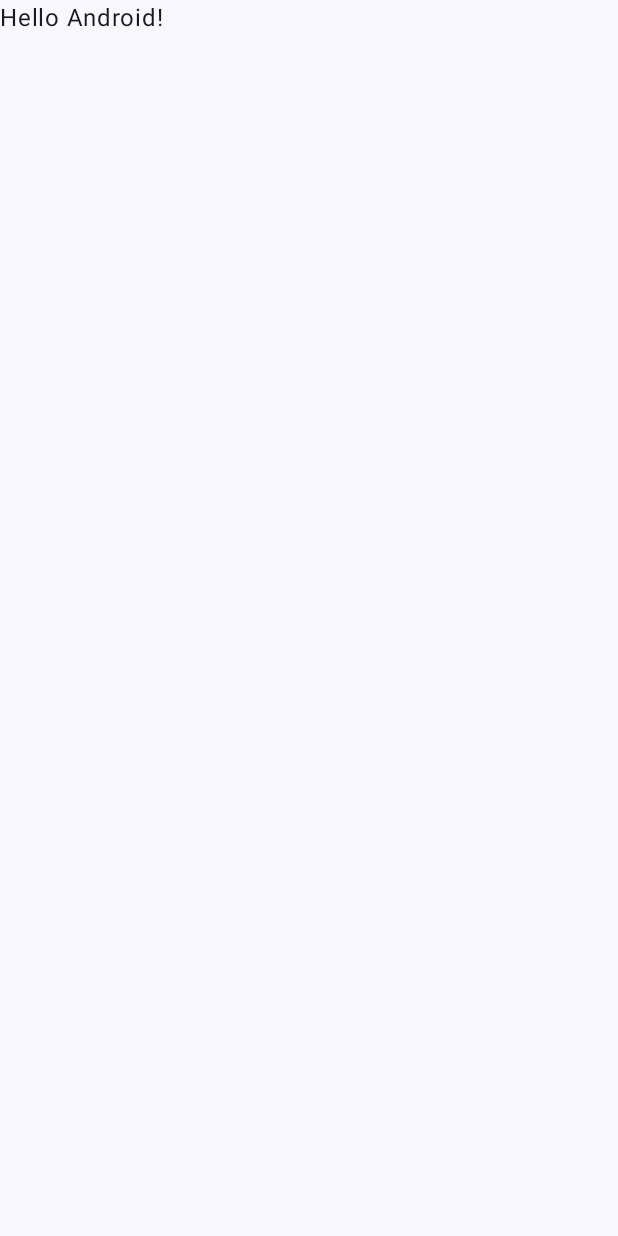
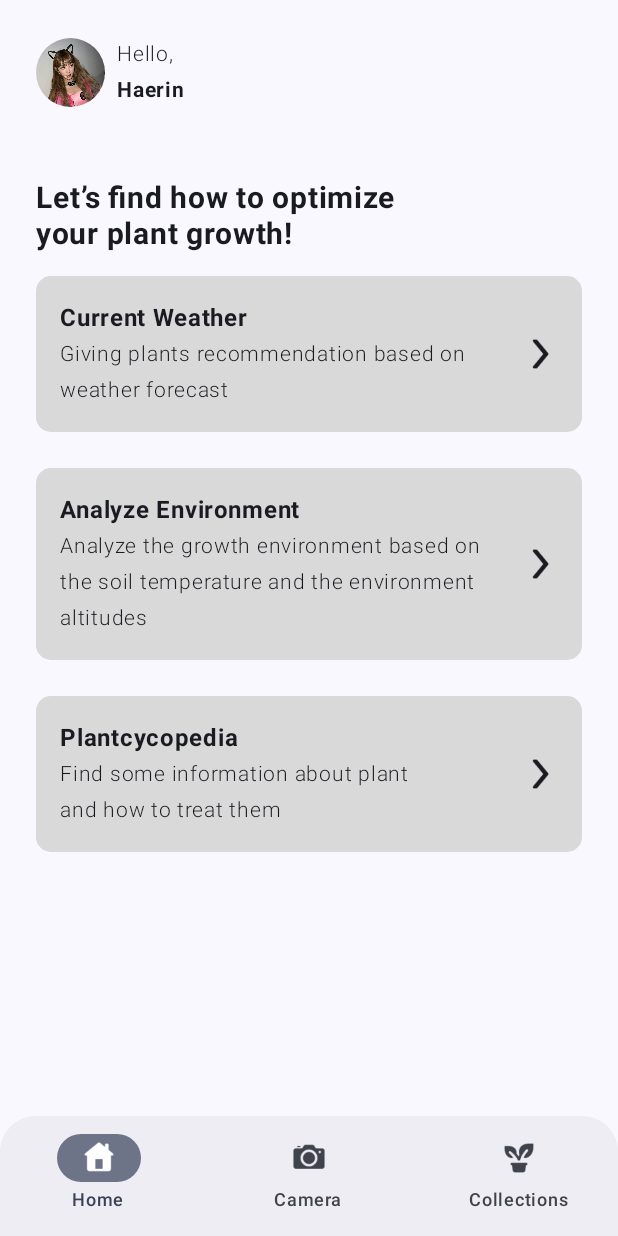
Before and after one commit to firoos18/Capstone-Project, an Android app built with Jetpack Compose: the screen it shows after launch (MainActivity), on a phone screen of 412 x 824 dp. Before the commit the screen is almost empty. Run offline under Robolectric (Android 15) with nearby library versions, the phone set to English and light mode, and no system bars.

Commit message:
Adding more screens and navigation

```diff
--- a/app/src/main/java/com/example/temantanam/MainActivity.kt
+++ b/app/src/main/java/com/example/temantanam/MainActivity.kt
@@ -22,25 +22,9 @@ class MainActivity : ComponentActivity() {
                     modifier = Modifier.fillMaxSize(),
                     color = MaterialTheme.colorScheme.background
                 ) {
-                    Greeting("Android")
+                    TemanTanamApp()
                 }
             }
         }
     }
 }
-
-@Composable
-fun Greeting(name: String, modifier: Modifier = Modifier) {
-    Text(
-        text = "Hello $name!",
-        modifier = modifier
-    )
-}
-
-@Preview(showBackground = true)
-@Composable
-fun GreetingPreview() {
-    TemanTanamTheme {
-        Greeting("Android")
-    }
-}
--- a/app/src/main/java/com/example/temantanam/TemanTanamApp.kt
+++ b/app/src/main/java/com/example/temantanam/TemanTanamApp.kt
@@ -26,13 +26,24 @@ import androidx.compose.ui.text.font.FontWeight
 import androidx.compose.ui.tooling.preview.Preview
 import androidx.compose.ui.unit.dp
 import androidx.compose.ui.unit.sp
+import androidx.navigation.NavGraph.Companion.findStartDestination
 import androidx.navigation.NavHostController
 import androidx.navigation.compose.NavHost
 import androidx.navigation.compose.composable
 import androidx.navigation.compose.currentBackStackEntryAsState
 import androidx.navigation.compose.rememberNavController
+import com.example.temantanam.model.MenuItem
+import com.example.temantanam.model.MenuItemData
 import com.example.temantanam.navigation.NavigationItem
 import com.example.temantanam.navigation.Screen
+import com.example.temantanam.ui.screen.analyzeenvironment.AnalyzeEnvironmentScreen
+import com.example.temantanam.ui.screen.authentication.login.LoginScreen
+import com.example.temantanam.ui.screen.authentication.register.RegisterScreen
+import com.example.temantanam.ui.screen.camera.CameraScreen
+import com.example.temantanam.ui.screen.collections.CollectionsScreen
+import com.example.temantanam.ui.screen.currentweather.CurrentWeatherScreen
+import com.example.temantanam.ui.screen.home.HomeScreen
+import com.example.temantanam.ui.screen.plantcycopedia.PlantcycopediaScreen
 import com.example.temantanam.ui.theme.TemanTanamTheme
 
 @SuppressLint("UnusedMaterial3ScaffoldPaddingParameter")
@@ -46,25 +57,50 @@ fun TemanTanamApp(
 
     Scaffold(
         topBar = {
-                 if (currentState != Screen.Home.route) {
+                 if (currentState != Screen.Plantcycopedia.route &&
+                    currentState != Screen.CurrentWeather.route &&
+                     currentState != Screen.Login.route &&
+                     currentState != Screen.Register.route &&
+                     currentState != Screen.AnalyzeEnvironment.route)
+                 {
                      TopBarApp()
                  }
         },
         bottomBar = {
-            if (currentState != Screen.Home.route) {
+            if (currentState != Screen.Plantcycopedia.route &&
+                currentState != Screen.CurrentWeather.route &&
+                currentState != Screen.Login.route &&
+                currentState != Screen.Register.route &&
+                currentState != Screen.AnalyzeEnvironment.route)
+            {
                 BottomAppBar(navController = navController)
             }
         }
     ) {
        NavHost(navController = navController, startDestination = "home") {
            composable(Screen.Home.route) {
-
+               HomeScreen(navController)
            }
            composable(Screen.Login.route) {
-
+               LoginScreen()
            }
            composable(Screen.Register.route) {
-
+               RegisterScreen()
+           }
+           composable(Screen.Camera.route) {
+               CameraScreen()
+           }
+           composable(Screen.Collections.route) {
+               CollectionsScreen()
+           }
+           composable(Screen.CurrentWeather.route) {
+               CurrentWeatherScreen()
+           }
+           composable(Screen.AnalyzeEnvironment.route) {
+               AnalyzeEnvironmentScreen()
+           }
+           composable(Screen.Plantcycopedia.route) {
+               PlantcycopediaScreen()
            }
        }
     }
@@ -138,13 +174,13 @@ fun BottomAppBar(
             NavigationItem(
                 title = "Camera",
                 icon = R.drawable.camera,
-                screen = Screen.Home,
+                screen = Screen.Camera,
                 contentDescription = "Camera Screen"
             ),
             NavigationItem(
                 title = "Collections",
                 icon = R.drawable.collections,
-                screen = Screen.Home,
+                screen = Screen.Collections,
                 contentDescription = "Collections Screen"
             )
         )
@@ -153,7 +189,15 @@ fun BottomAppBar(
             navigationItem.map { item ->
                 NavigationBarItem(
                     selected = currentRoute == item.screen.route,
-                    onClick = {},
+                    onClick = {
+                        navController.navigate(item.screen.route) {
+                            popUpTo(navController.graph.findStartDestination().id) {
+                                saveState = true
+                            }
+                            restoreState = true
+                            launchSingleTop = true
+                        }
+                    },
                     icon = {
                         Icon(
                             painter = painterResource(item.icon),
--- /dev/null
+++ b/app/src/main/java/com/example/temantanam/model/MenuItem.kt
@@ -0,0 +1,10 @@
+package com.example.temantanam.model
+
+import com.example.temantanam.navigation.Screen
+
+data class MenuItem(
+    val id : Int,
+    val title : String,
+    val subTitle : String,
+    val screen: Screen
+)
--- /dev/null
+++ b/app/src/main/java/com/example/temantanam/model/MenuItemData.kt
@@ -0,0 +1,30 @@
+package com.example.temantanam.model
+
+import com.example.temantanam.navigation.Screen
+
+object MenuItemData {
+    val menuItems = listOf(
+        MenuItem(
+            id = 1,
+            title = "Current Weather",
+            subTitle = "Giving plants recommendation based on\n" +
+                    "weather forecast",
+            screen = Screen.CurrentWeather
+        ),
+        MenuItem(
+            id = 2,
+            title = "Analyze Environment",
+            subTitle = "Analyze the growth environment based on \n" +
+                    "the soil temperature and the environment \n" +
+                    "altitudes",
+            screen = Screen.AnalyzeEnvironment
+        ),
+        MenuItem(
+            id = 3,
+            title = "Plantcycopedia",
+            subTitle = "Find some information about plant \n" +
+                    "and how to treat them",
+            screen = Screen.Plantcycopedia
+        ),
+    )
+}
--- a/app/src/main/java/com/example/temantanam/navigation/Screen.kt
+++ b/app/src/main/java/com/example/temantanam/navigation/Screen.kt
@@ -4,4 +4,9 @@ sealed class Screen(val route : String) {
     object Home : Screen("home")
     object Login : Screen("login")
     object Register : Screen("register")
+    object CurrentWeather : Screen("currentWeather")
+    object AnalyzeEnvironment : Screen("analyzeEnvironment")
+    object Plantcycopedia : Screen("plantcycopedia")
+    object Camera : Screen("camera")
+    object Collections : Screen("collections")
 }
--- /dev/null
+++ b/app/src/main/java/com/example/temantanam/ui/screen/home/HomeScreen.kt
@@ -0,0 +1,154 @@
+package com.example.temantanam.ui.screen.home
+
+import androidx.compose.foundation.background
+import androidx.compose.foundation.layout.Arrangement
+import androidx.compose.foundation.layout.Box
+import androidx.compose.foundation.layout.Column
+import androidx.compose.foundation.layout.Row
+import androidx.compose.foundation.layout.Spacer
+import androidx.compose.foundation.layout.fillMaxSize
+import androidx.compose.foundation.layout.fillMaxWidth
+import androidx.compose.foundation.layout.padding
+import androidx.compose.foundation.layout.size
+import androidx.compose.foundation.layout.sizeIn
+import androidx.compose.foundation.layout.width
+import androidx.compose.foundation.lazy.LazyColumn
+import androidx.compose.foundation.lazy.items
+import androidx.compose.foundation.shape.RoundedCornerShape
+import androidx.compose.material3.Icon
+import androidx.compose.material3.IconButton
+import androidx.compose.material3.Text
+import androidx.compose.runtime.Composable
+import androidx.compose.runtime.getValue
+import androidx.compose.ui.Alignment
+import androidx.compose.ui.Modifier
+import androidx.compose.ui.draw.clip
+import androidx.compose.ui.graphics.Color
+import androidx.compose.ui.res.painterResource
+import androidx.compose.ui.text.font.FontWeight
+import androidx.compose.ui.tooling.preview.Preview
+import androidx.compose.ui.unit.dp
+import androidx.compose.ui.unit.sp
+import androidx.navigation.NavController
+import androidx.navigation.NavGraph.Companion.findStartDestination
+import androidx.navigation.NavHostController
+import androidx.navigation.compose.currentBackStackEntryAsState
+import androidx.navigation.compose.rememberNavController
+import com.example.temantanam.R
+import com.example.temantanam.model.MenuItemData
+import com.example.temantanam.navigation.Screen
+import com.example.temantanam.ui.theme.TemanTanamTheme
+
+@Composable
+fun HomeScreen(
+    navController: NavHostController
+) {
+    Column(
+        modifier = Modifier
+            .padding(horizontal = 24.dp, vertical = 120.dp)
+    ) {
+        Text(
+            text = "Let’s find how to optimize \n" +
+                    "your plant growth!",
+            fontSize = 20.sp,
+            fontWeight = FontWeight.Bold
+        )
+        Spacer(modifier = Modifier.size(16.dp))
+        LazyColumn(
+            verticalArrangement = Arrangement.spacedBy(24.dp)
+        ) {
+            items(MenuItemData.menuItems, key = {it.id}) {item ->
+                MenuItem(
+                    title = item.title,
+                    subTitle = item.subTitle,
+                    screen = item.screen,
+                    navController = navController
+                )
+            }
+        }
+    }
+}
+
+@Preview(showBackground = true)
+@Composable
+fun HomePreview(
+    navController: NavHostController = rememberNavController()
+) {
+    TemanTanamTheme {
+        HomeScreen(navController = navController)
+    }
+}
+
+@Composable
+fun MenuItem(
+    title : String,
+    subTitle : String,
+    screen : Screen,
+    modifier: Modifier = Modifier,
+    navController: NavHostController
+) {
+    val navBackStackEntry by navController.currentBackStackEntryAsState()
+    val currentRoute = navBackStackEntry?.destination?.route
+
+    Box(
+        modifier = Modifier
+            .clip(RoundedCornerShape(10.dp))
+            .sizeIn(minHeight = 100.dp)
+            .fillMaxWidth()
+            .background(Color(0xffD9D9D9))
+    ) {
+        Row(
+            modifier = Modifier
+                .padding(horizontal = 16.dp, vertical = 16.dp)
+                .fillMaxWidth(),
+            verticalAlignment = Alignment.CenterVertically,
+            horizontalArrangement = Arrangement.SpaceBetween
+        ) {
+            Column(
+                modifier = Modifier.width(280.dp)
+            ) {
+                Text(
+                    text = title,
+                    fontSize = 16.sp,
+                    fontWeight = FontWeight.Bold
+                )
+                Text(
+                    text = subTitle,
+                    fontSize = 14.sp,
+                    fontWeight = FontWeight.Light
+                )
+            }
+            IconButton(
+                modifier = Modifier.size(24.dp),
+                onClick = {
+                    navController.navigate(screen.route) {
+                        popUpTo(navController.graph.findStartDestination().id) {
+                            saveState = true
+                        }
+                    }
+                },
+            ) {
+                Icon(
+                    painter = painterResource(R.drawable.chevron_right),
+                    contentDescription = "Go to $title"
+                )
+            }
+        }
+    }
+}
+
+@Preview(showBackground = false)
+@Composable
+fun MenuItemPreview(
+    navController: NavHostController = rememberNavController()
+) {
+    TemanTanamTheme {
+        MenuItem(
+            title = "Current Weather",
+            subTitle = "Giving plants recommendation based on\n" +
+                    "weather forecast",
+            screen = Screen.CurrentWeather,
+            navController = navController
+        )
+    }
+}
```
Also changed, not shown: app/src/main/java/com/example/temantanam/ui/UiState.kt (added, +9 -0 lines), app/src/main/java/com/example/temantanam/ui/screen/analyzeenvironment/AnalyzeEnvironment.kt (added, +9 -0 lines), app/src/main/java/com/example/temantanam/ui/screen/camera/CameraScreen.kt (added, +18 -0 lines), app/src/main/java/com/example/temantanam/ui/screen/collections/CollectionsScreen.kt (renamed from app/src/main/java/com/example/temantanam/ui/screen/home/Home.kt, +4 -4 lines), app/src/main/java/com/example/temantanam/ui/screen/currentweather/CurrentWeatherScreen.kt (added, +9 -0 lines), app/src/main/java/com/example/temantanam/ui/screen/plantcycopedia/PlantcycopediaScreen.kt (added, +9 -0 lines), app/src/main/res/drawable/chevron_right.png (added).
